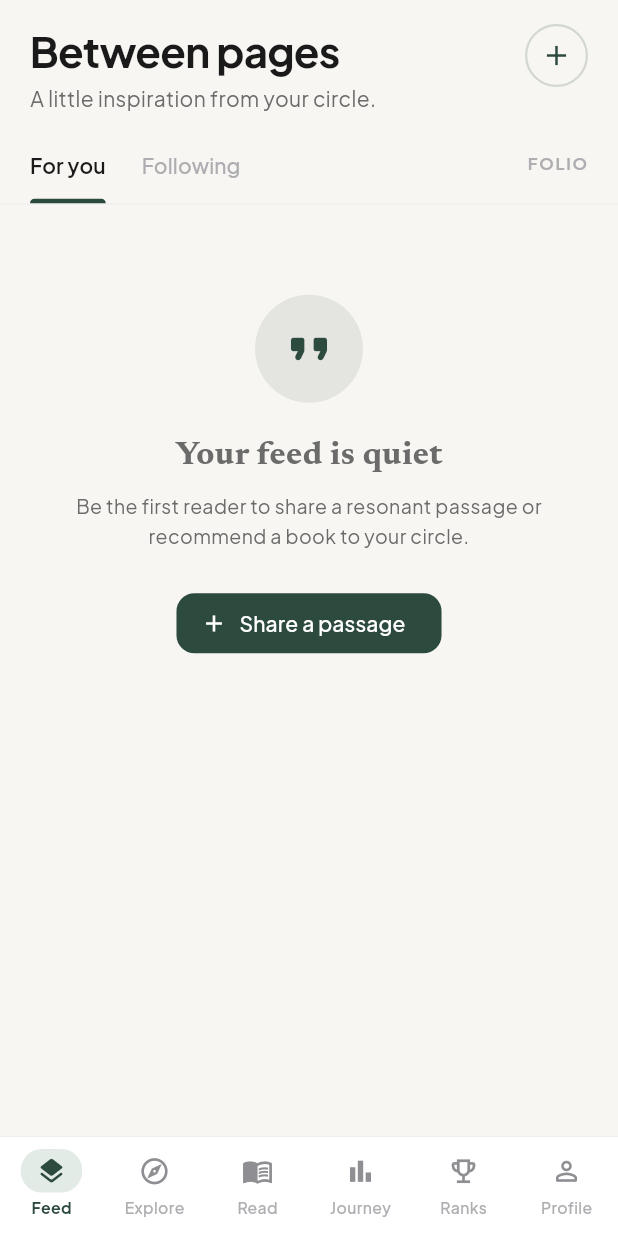
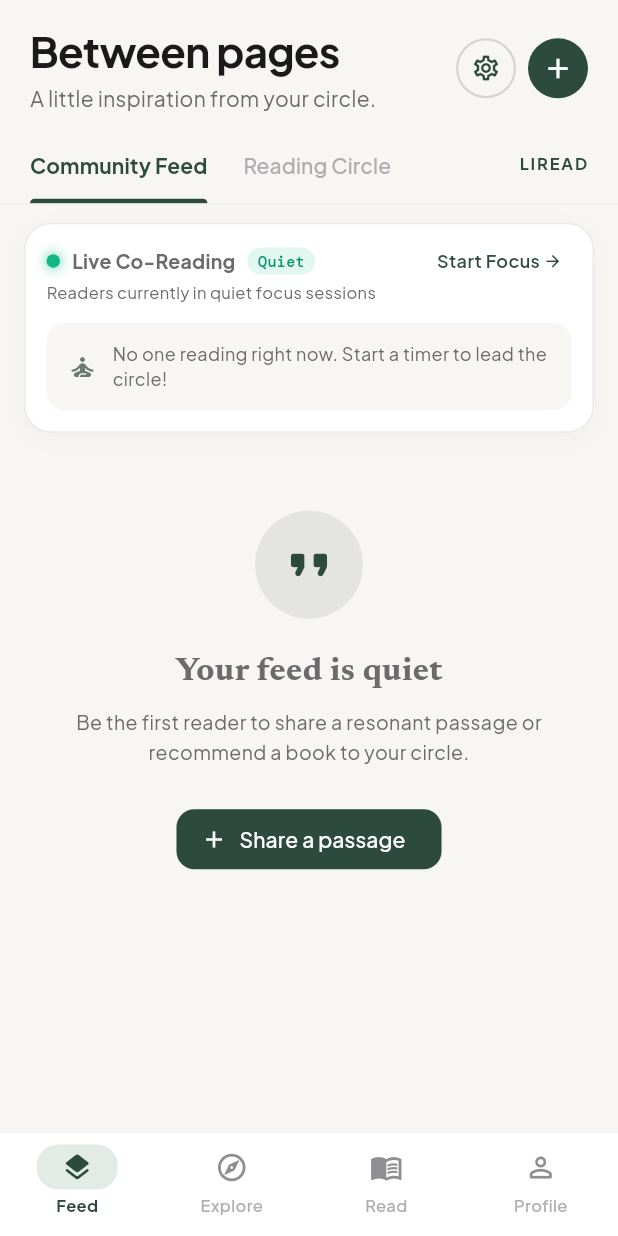
Before and after one commit to mulukentsegaye/liread, a Flutter app: the screen it shows after launch, after a tap on "Explore as Guest", on a phone screen of 412 x 824 dp. Run offline on Flutter 3.47's test engine with Material 3 defaults, Android fonts, the phone set to English and light mode, and no system bars; our stand-ins replace google_fonts, shared_preferences, supabase_flutter; accounts and stored records are empty; network calls fail.

Commit message:
feat(ui): consolidate 4 bottom tabs, restore live reading banner, settings icon, and brand styling

```diff
--- a/frontend/lib/features/feed/presentation/discover_feed_screen.dart
+++ b/frontend/lib/features/feed/presentation/discover_feed_screen.dart
@@ -3,6 +3,9 @@ import 'package:google_fonts/google_fonts.dart';
 
 import '../../../core/services/supabase_service.dart';
 import '../../../core/theme/app_colors.dart';
+import '../../leaderboard/presentation/leaderboard_screen.dart';
+import '../../settings/presentation/settings_screen.dart';
+import '../../timer/presentation/widgets/live_co_readers_widget.dart';
 import '../domain/comment_model.dart';
 import '../domain/post_model.dart';
 import 'widgets/book_recommendation_card.dart';
@@ -368,22 +371,48 @@ class _DiscoverFeedScreenState extends State<DiscoverFeedScreen>
 
   @override
   Widget build(BuildContext context) {
-    return SafeArea(
+    return Scaffold(
+      body: SafeArea(
         bottom: false,
-      child: RefreshIndicator(
+        child: Column(
+          children: [
+            // ── Header ───────────────────────────────────────
+            _buildHeader(context),
+
+            // ── Tab bar ──────────────────────────────────────
+            _buildTabBar(context),
+
+            // ── Divider ──────────────────────────────────────
+            const Divider(height: 1, color: AppColors.divider),
+
+            // ── Tab Views ────────────────────────────────────
+            Expanded(
+              child: TabBarView(
+                controller: _tabController,
+                children: [
+                  // Tab 0: Community Feed with Live Co-Reading banner
+                  _buildCommunityFeedTab(),
+
+                  // Tab 1: Reading Circle Leaderboard
+                  const LeaderboardScreen(showHeader: false),
+                ],
+              ),
+            ),
+          ],
+        ),
+      ),
+    );
+  }
+
+  Widget _buildCommunityFeedTab() {
+    return RefreshIndicator(
       onRefresh: _fetchLivePosts,
       color: AppColors.primary,
       child: CustomScrollView(
         slivers: [
-            // ── Header ───────────────────────────────────────
-            SliverToBoxAdapter(child: _buildHeader(context)),
-
-            // ── Tab bar ──────────────────────────────────────
-            SliverToBoxAdapter(child: _buildTabBar(context)),
-
-            // ── Divider ──────────────────────────────────────
+          // ── Live Co-Reading Feed Banner ──────────────────
           const SliverToBoxAdapter(
-              child: Divider(height: 1, color: AppColors.divider),
+            child: LiveCoReadingFeedBanner(),
           ),
 
           // ── Feed list / Empty state ──────────────────────
@@ -402,7 +431,7 @@ class _DiscoverFeedScreenState extends State<DiscoverFeedScreen>
           else if (_posts.isEmpty)
             SliverToBoxAdapter(
               child: Padding(
-                  padding: const EdgeInsets.symmetric(horizontal: 32, vertical: 60),
+                padding: const EdgeInsets.symmetric(horizontal: 32, vertical: 40),
                 child: Column(
                   children: [
                     Container(
@@ -430,7 +459,7 @@ class _DiscoverFeedScreenState extends State<DiscoverFeedScreen>
                     Text(
                       'Be the first reader to share a resonant passage or recommend a book to your circle.',
                       textAlign: TextAlign.center,
-                        style: TextStyle(
+                      style: const TextStyle(
                         fontSize: 13,
                         height: 1.5,
                         color: AppColors.textSecondary,
@@ -468,10 +497,9 @@ class _DiscoverFeedScreenState extends State<DiscoverFeedScreen>
               ),
             ),
 
-            // Bottom padding for nav bar
-            const SliverToBoxAdapter(child: SizedBox(height: 100)),
+          // Bottom padding
+          const SliverToBoxAdapter(child: SizedBox(height: 32)),
         ],
-        ),
       ),
     );
   }
@@ -481,7 +509,7 @@ class _DiscoverFeedScreenState extends State<DiscoverFeedScreen>
     return Padding(
       padding: const EdgeInsets.fromLTRB(20, 16, 20, 4),
       child: Row(
-        crossAxisAlignment: CrossAxisAlignment.start,
+        crossAxisAlignment: CrossAxisAlignment.center,
         children: [
           Expanded(
             child: Column(
@@ -499,12 +527,12 @@ class _DiscoverFeedScreenState extends State<DiscoverFeedScreen>
               ],
             ),
           ),
-          const SizedBox(width: 16),
+          const SizedBox(width: 8),
 
-          // Create-post FAB
+          // Settings gear icon
           Container(
-            width: 42,
-            height: 42,
+            width: 40,
+            height: 40,
             decoration: BoxDecoration(
               shape: BoxShape.circle,
               border: Border.all(
@@ -513,13 +541,39 @@ class _DiscoverFeedScreenState extends State<DiscoverFeedScreen>
               ),
             ),
             child: IconButton(
+              onPressed: () {
+                Navigator.of(context).push(
+                  MaterialPageRoute(builder: (_) => const SettingsScreen()),
+                );
+              },
+              padding: EdgeInsets.zero,
+              icon: const Icon(
+                Icons.settings_outlined,
+                color: AppColors.primary,
+                size: 20,
+              ),
+              tooltip: 'Settings',
+            ),
+          ),
+          const SizedBox(width: 8),
+
+          // Create-post FAB
+          Container(
+            width: 40,
+            height: 40,
+            decoration: const BoxDecoration(
+              color: AppColors.primary,
+              shape: BoxShape.circle,
+            ),
+            child: IconButton(
               onPressed: _showCreatePostModal,
               padding: EdgeInsets.zero,
               icon: const Icon(
                 Icons.add,
-                color: AppColors.primary,
+                color: Colors.white,
                 size: 22,
               ),
+              tooltip: 'Share a passage',
             ),
           ),
         ],
@@ -539,7 +593,7 @@ class _DiscoverFeedScreenState extends State<DiscoverFeedScreen>
               controller: _tabController,
               isScrollable: true,
               tabAlignment: TabAlignment.start,
-              labelColor: AppColors.textPrimary,
+              labelColor: AppColors.primary,
               unselectedLabelColor: AppColors.tabInactive,
               indicatorColor: AppColors.primary,
               indicatorWeight: 2.5,
@@ -549,7 +603,7 @@ class _DiscoverFeedScreenState extends State<DiscoverFeedScreen>
               overlayColor: WidgetStateProperty.all(Colors.transparent),
               labelStyle: GoogleFonts.plusJakartaSans(
                 fontSize: 14,
-                fontWeight: FontWeight.w600,
+                fontWeight: FontWeight.w700,
               ),
               unselectedLabelStyle: GoogleFonts.plusJakartaSans(
                 fontSize: 14,
@@ -558,22 +612,22 @@ class _DiscoverFeedScreenState extends State<DiscoverFeedScreen>
               labelPadding: const EdgeInsets.only(right: 24),
               padding: EdgeInsets.zero,
               tabs: const [
-                Tab(text: 'For you'),
-                Tab(text: 'Following'),
+                Tab(text: 'Community Feed'),
+                Tab(text: 'Reading Circle'),
               ],
             ),
           ),
 
-          // "FOLIO" trailing label
+          // "LIREAD" trailing label
           Padding(
             padding: const EdgeInsets.only(bottom: 4),
             child: Text(
-              'FOLIO',
+              'LIREAD',
               style: GoogleFonts.plusJakartaSans(
                 fontSize: 11,
                 fontWeight: FontWeight.w700,
                 letterSpacing: 1.2,
-                color: AppColors.textTertiary,
+                color: AppColors.primary,
               ),
             ),
           ),
--- a/frontend/lib/features/navigation/presentation/main_navigation_shell.dart
+++ b/frontend/lib/features/navigation/presentation/main_navigation_shell.dart
@@ -3,16 +3,14 @@ import 'package:google_fonts/google_fonts.dart';
 
 import '../../../core/theme/app_colors.dart';
 import '../../../core/theme/theme_controller.dart';
-import '../../analytics/presentation/reading_journey_screen.dart';
 import '../../explore/presentation/explore_screen.dart';
 import '../../feed/presentation/discover_feed_screen.dart';
 import '../../leaderboard/data/reading_session_store.dart';
-import '../../leaderboard/presentation/leaderboard_screen.dart';
 import '../../profile/presentation/reader_profile_screen.dart';
 import '../../timer/presentation/reading_timer_screen.dart';
 
-/// Root scaffold with bottom navigation hosting the six main tabs:
-/// Feed, Explore (Open Library), Read (Timer), Journey, Ranks (Leaderboard), and Profile.
+/// Root scaffold with bottom navigation hosting the four main tabs:
+/// Feed (with Reading Circle), Explore (Open Library & Downloads), Read (Focus Timer), and Profile (with Journey).
 class MainNavigationShell extends StatefulWidget {
   final int initialIndex;
 
@@ -28,13 +26,11 @@ class MainNavigationShell extends StatefulWidget {
 class _MainNavigationShellState extends State<MainNavigationShell> {
   late int _currentIndex;
 
-  // All six main app screens: Feed, Explore, Read, Journey, Ranks, Profile.
+  // The four main app screens: Feed, Explore, Read, Profile.
   final List<Widget> _screens = const [
     DiscoverFeedScreen(),
     ExploreScreen(),
     ReadingTimerScreen(),
-    ReadingJourneyScreen(),
-    LeaderboardScreen(),
     ReaderProfileScreen(),
   ];
 
@@ -125,24 +121,6 @@ class _MainNavigationShellState extends State<MainNavigationShell> {
                   ),
                   _buildNavItem(
                     index: 3,
-                    icon: Icons.bar_chart_outlined,
-                    activeIcon: Icons.bar_chart_rounded,
-                    label: 'Journey',
-                    activePillColor: activePillColor,
-                    activeIconColor: activeIconColor,
-                    isDark: isDark,
-                  ),
-                  _buildNavItem(
-                    index: 4,
-                    icon: Icons.emoji_events_outlined,
-                    activeIcon: Icons.emoji_events_rounded,
-                    label: 'Ranks',
-                    activePillColor: activePillColor,
-                    activeIconColor: activeIconColor,
-                    isDark: isDark,
-                  ),
-                  _buildNavItem(
-                    index: 5,
                     icon: Icons.person_outline_rounded,
                     activeIcon: Icons.person_rounded,
                     label: 'Profile',
@@ -176,7 +154,7 @@ class _MainNavigationShellState extends State<MainNavigationShell> {
       behavior: HitTestBehavior.opaque,
       onTap: () => setState(() => _currentIndex = index),
       child: Padding(
-        padding: const EdgeInsets.symmetric(horizontal: 4, vertical: 2),
+        padding: const EdgeInsets.symmetric(horizontal: 12, vertical: 2),
         child: Column(
           mainAxisSize: MainAxisSize.min,
           children: [
@@ -184,14 +162,14 @@ class _MainNavigationShellState extends State<MainNavigationShell> {
             AnimatedContainer(
               duration: const Duration(milliseconds: 200),
               curve: Curves.easeOutCubic,
-              padding: const EdgeInsets.symmetric(horizontal: 10, vertical: 4),
+              padding: const EdgeInsets.symmetric(horizontal: 16, vertical: 4),
               decoration: BoxDecoration(
                 color: isSelected ? activePillColor : Colors.transparent,
                 borderRadius: BorderRadius.circular(14),
               ),
               child: Icon(
                 isSelected ? activeIcon : icon,
-                size: 21,
+                size: 22,
                 color: isSelected
                     ? activeIconColor
                     : (isDark
@@ -199,11 +177,11 @@ class _MainNavigationShellState extends State<MainNavigationShell> {
                         : AppColors.iconDefault),
               ),
             ),
-            const SizedBox(height: 2),
+            const SizedBox(height: 3),
             Text(
               label,
               style: GoogleFonts.plusJakartaSans(
-                fontSize: 10.5,
+                fontSize: 11,
                 fontWeight: isSelected ? FontWeight.w700 : FontWeight.w500,
                 color: isSelected ? activeIconColor : inactiveTextColor,
               ),
--- a/frontend/lib/features/profile/presentation/reader_profile_screen.dart
+++ b/frontend/lib/features/profile/presentation/reader_profile_screen.dart
@@ -4,7 +4,10 @@ import 'package:google_fonts/google_fonts.dart';
 import '../../../core/services/supabase_service.dart';
 import '../../../core/theme/app_colors.dart';
 import '../../../core/theme/theme_controller.dart';
+import '../../analytics/presentation/reading_journey_screen.dart';
+import '../../leaderboard/data/reading_session_store.dart';
 import '../../onboarding/presentation/onboarding_screen.dart';
+import '../../settings/presentation/settings_screen.dart';
 
 /// Real Reader Profile & Sanctuary Shelf screen.
 /// Connected to Supabase Auth and database tables (profiles, bookshelf, saved_posts).
@@ -284,9 +287,21 @@ class _ReaderProfileScreenState extends State<ReaderProfileScreen>
                           ),
                         ],
                       ),
-                      // Theme Switcher & Sign Out
+                      // Settings, Theme Switcher & Sign Out
                       Row(
                         children: [
+                          IconButton(
+                            icon: const Icon(
+                              Icons.settings_outlined,
+                              color: AppColors.primary,
+                            ),
+                            tooltip: 'Settings',
+                            onPressed: () {
+                              Navigator.of(context).push(
+                                MaterialPageRoute(builder: (_) => const SettingsScreen()),
+                              ).then((_) => _loadProfileData());
+                            },
+                          ),
                           IconButton(
                             icon: Icon(
                               isDark ? Icons.light_mode_rounded : Icons.dark_mode_rounded,
@@ -459,12 +474,20 @@ class _ReaderProfileScreenState extends State<ReaderProfileScreen>
                         const SizedBox(height: 16),
                         const Divider(height: 1, color: AppColors.divider),
                         const SizedBox(height: 14),
-                        // Real Stats Row
+                        // Real Stats Row (tappable to view detailed Journey)
                         Row(
                           mainAxisAlignment: MainAxisAlignment.spaceAround,
                           children: [
-                            _buildStatColumn('${_totalMinutesRead}m', 'Total read'),
-                            _buildStatColumn('${_currentStreak}d', 'Streak'),
+                            _buildStatColumn('${_totalMinutesRead}m', 'Total read', onTap: () {
+                              Navigator.of(context).push(
+                                MaterialPageRoute(builder: (_) => const ReadingJourneyScreen()),
+                              );
+                            }),
+                            _buildStatColumn('${_currentStreak}d', 'Streak', onTap: () {
+                              Navigator.of(context).push(
+                                MaterialPageRoute(builder: (_) => const ReadingJourneyScreen()),
+                              );
+                            }),
                             _buildStatColumn('${_bookshelfItems.length}', 'On shelf'),
                             _buildStatColumn('$_dailyGoalMinutes m', 'Daily goal', onTap: _showGoalAdjustDialog),
                           ],
@@ -543,7 +566,7 @@ class _ReaderProfileScreenState extends State<ReaderProfileScreen>
   Widget _buildBookshelfTab(Color cardBg) {
     if (_bookshelfItems.isEmpty) {
       return ListView(
-        padding: const EdgeInsets.symmetric(horizontal: 32, vertical: 20),
+        padding: const EdgeInsets.symmetric(horizontal: 32, vertical: 24),
         children: [
           Icon(Icons.library_books_rounded, size: 40, color: AppColors.primary.withValues(alpha: 0.3)),
           const SizedBox(height: 12),
@@ -554,9 +577,22 @@ class _ReaderProfileScreenState extends State<ReaderProfileScreen>
           ),
           const SizedBox(height: 6),
           const Text(
-            'Add books from the focus timer or discover classics in your circle.',
+            'Explore millions of titles in Open Library and add books to your shelf or timer.',
             textAlign: TextAlign.center,
             style: TextStyle(fontSize: 13, color: AppColors.textSecondary),
+          ),
+          const SizedBox(height: 18),
+          Center(
+            child: FilledButton.icon(
+              onPressed: () => ReadingSessionStore.instance.navigateToTab(1), // Explore tab
+              icon: const Icon(Icons.search_rounded, size: 16),
+              label: const Text('Discover & Add Books'),
+              style: FilledButton.styleFrom(
+                backgroundColor: AppColors.primary,
+                padding: const EdgeInsets.symmetric(horizontal: 18, vertical: 11),
+                shape: RoundedRectangleBorder(borderRadius: BorderRadius.circular(12)),
+              ),
+            ),
           ),
         ],
       );
@@ -652,6 +688,39 @@ class _ReaderProfileScreenState extends State<ReaderProfileScreen>
                       ],
                     ),
                   ],
+                ),
+              ),
+              const SizedBox(width: 10),
+              GestureDetector(
+                behavior: HitTestBehavior.opaque,
+                onTap: () {
+                  ReadingSessionStore.instance.selectBookForTimer(
+                    title,
+                    author,
+                    coverUrl: book['cover_image_url']?.toString(),
+                  );
+                },
+                child: Container(
+                  padding: const EdgeInsets.symmetric(horizontal: 10, vertical: 7),
+                  decoration: BoxDecoration(
+                    color: AppColors.primary.withValues(alpha: 0.12),
+                    borderRadius: BorderRadius.circular(10),
+                  ),
+                  child: Row(
+                    mainAxisSize: MainAxisSize.min,
+                    children: [
+                      const Icon(Icons.timer_outlined, size: 14, color: AppColors.primary),
+                      const SizedBox(width: 4),
+                      Text(
+                        'Read',
+                        style: GoogleFonts.plusJakartaSans(
+                          fontSize: 11,
+                          fontWeight: FontWeight.w600,
+                          color: AppColors.primary,
+                        ),
+                      ),
+                    ],
+                  ),
                 ),
               ),
             ],
```
Also changed, not shown: frontend/lib/features/leaderboard/presentation/leaderboard_screen.dart (+9 -1 lines), 1 other file. Lines whose indentation alone changed are shown as unchanged.
